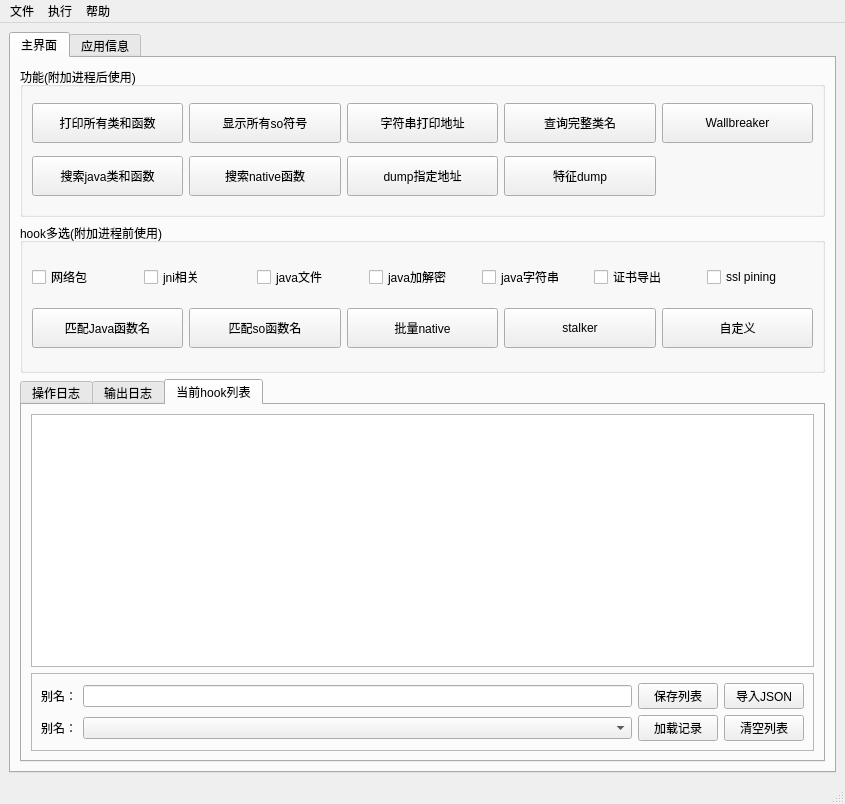
Qt form ui/kmain.ui (dqzg12300/fridaUiTools) before a commit.
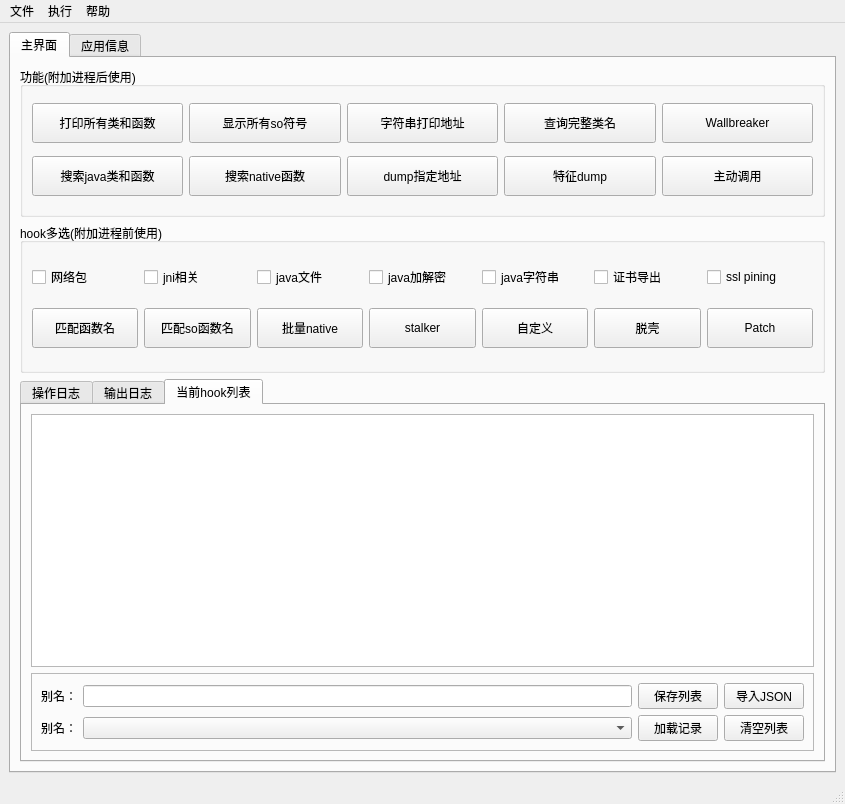
The same form after that commit.

The edit to the form file:
```diff
--- a/ui/kmain.ui
+++ b/ui/kmain.ui
@@ -154,6 +154,19 @@
              </property>
             </widget>
            </item>
+           <item row="2" column="4">
+            <widget class="QPushButton" name="btnCallFunction">
+             <property name="minimumSize">
+              <size>
+               <width>0</width>
+               <height>40</height>
+              </size>
+             </property>
+             <property name="text">
+              <string>主动调用</string>
+             </property>
+            </widget>
+           </item>
           </layout>
          </widget>
         </item>
@@ -228,12 +241,12 @@
               <widget class="QPushButton" name="btnMatchMethod">
                <property name="minimumSize">
                 <size>
-                 <width>100</width>
+                 <width>0</width>
                  <height>40</height>
                 </size>
                </property>
                <property name="text">
-                <string>匹配Java函数名</string>
+                <string>匹配函数名</string>
                </property>
               </widget>
              </item>
@@ -241,7 +254,7 @@
               <widget class="QPushButton" name="btnMatchSoMethod">
                <property name="minimumSize">
                 <size>
-                 <width>100</width>
+                 <width>0</width>
                  <height>40</height>
                 </size>
                </property>
@@ -254,7 +267,7 @@
               <widget class="QPushButton" name="btnNatives">
                <property name="minimumSize">
                 <size>
-                 <width>100</width>
+                 <width>0</width>
                  <height>40</height>
                 </size>
                </property>
@@ -267,7 +280,7 @@
               <widget class="QPushButton" name="btnStalker">
                <property name="minimumSize">
                 <size>
-                 <width>100</width>
+                 <width>0</width>
                  <height>40</height>
                 </size>
                </property>
@@ -280,7 +293,7 @@
               <widget class="QPushButton" name="btnCustom">
                <property name="minimumSize">
                 <size>
-                 <width>100</width>
+                 <width>0</width>
                  <height>40</height>
                 </size>
                </property>
@@ -289,6 +302,32 @@
                </property>
               </widget>
              </item>
+             <item>
+              <widget class="QPushButton" name="btnTuoke">
+               <property name="minimumSize">
+                <size>
+                 <width>0</width>
+                 <height>40</height>
+                </size>
+               </property>
+               <property name="text">
+                <string>脱壳</string>
+               </property>
+              </widget>
+             </item>
+             <item>
+              <widget class="QPushButton" name="btnPatch">
+               <property name="minimumSize">
+                <size>
+                 <width>0</width>
+                 <height>40</height>
+                </size>
+               </property>
+               <property name="text">
+                <string>Patch</string>
+               </property>
+              </widget>
+             </item>
             </layout>
            </item>
           </layout>
```
